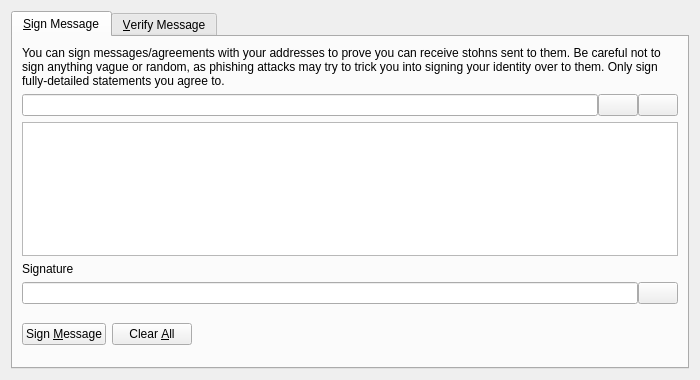
This is src/qt/forms/signverifymessagedialog.ui in jeffowy/StohnCoinTest0.21 as Qt 5 draws it before an edit. The edited form follows.
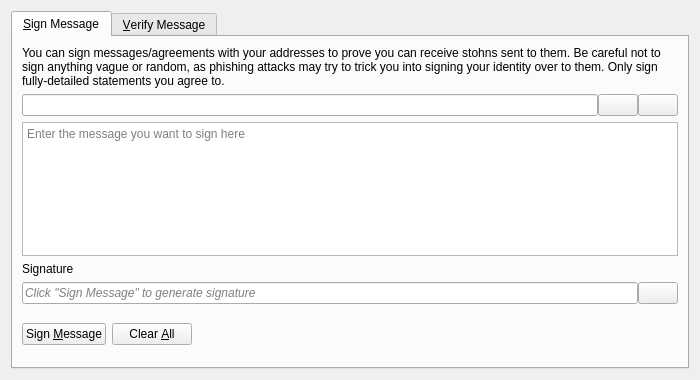
This is the edited form. Icons and pictures are not drawn. Custom widgets are drawn as their Qt base class.

```diff
--- a/src/qt/forms/signverifymessagedialog.ui
+++ b/src/qt/forms/signverifymessagedialog.ui
@@ -99,6 +99,9 @@
          <property name="toolTip">
           <string>Enter the message you want to sign here</string>
          </property>
+         <property name="placeholderText">
+          <string>Enter the message you want to sign here</string>
+         </property>
         </widget>
        </item>
        <item>
@@ -118,6 +121,9 @@
          </property>
          <item>
           <widget class="QLineEdit" name="signatureOut_SM">
+           <property name="placeholderText">
+            <string>Click "Sign Message" to generate signature</string>
+           </property>
            <property name="font">
             <font>
              <italic>true</italic>
```
Left out of the diff: 26 changed lines with no effect on the pictures.
